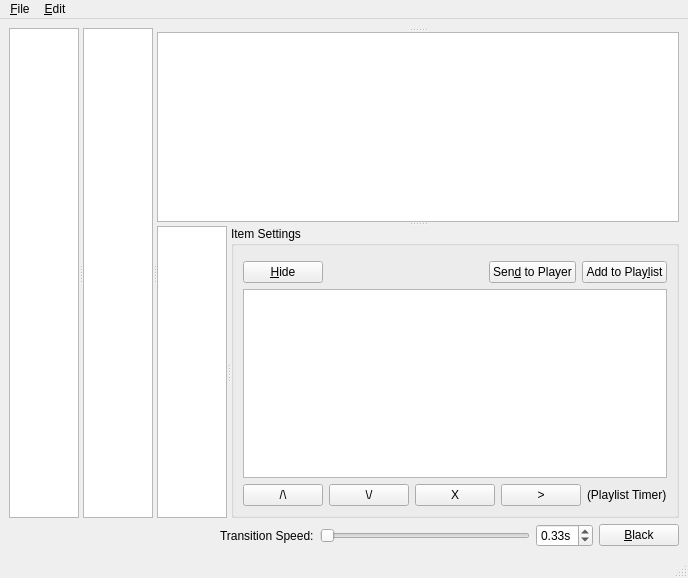
Before: the Qt Designer form src/glvidtex/DirectorWindow.ui in google-code-export/dviz, drawn with Qt 5.
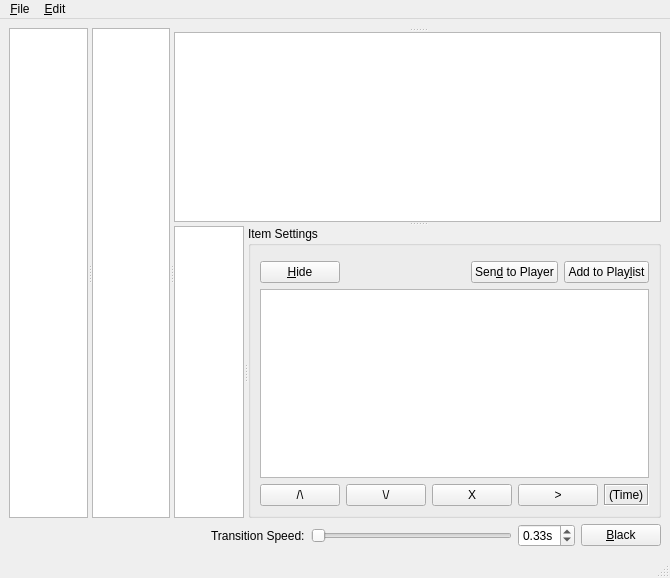
After: the same form once the commit is applied. Custom widgets are drawn as their Qt base class.

Commit message: Minor changes to DirectorWindow and assocated UI.

What changed in the file:
```diff
--- a/src/glvidtex/DirectorWindow.ui
+++ b/src/glvidtex/DirectorWindow.ui
@@ -174,11 +174,30 @@
                </item>
                <item>
                 <widget class="QLabel" name="timeLabel">
+                 <property name="frameShape">
+                  <enum>QFrame::Box</enum>
+                 </property>
+                 <property name="frameShadow">
+                  <enum>QFrame::Sunken</enum>
+                 </property>
                  <property name="text">
-                  <string>(Playlist Timer)</string>
+                  <string>(Time)</string>
                  </property>
                 </widget>
                </item>
+               <item>
+                <spacer name="horizontalSpacer_4">
+                 <property name="orientation">
+                  <enum>Qt::Horizontal</enum>
+                 </property>
+                 <property name="sizeHint" stdset="0">
+                  <size>
+                   <width>40</width>
+                   <height>20</height>
+                  </size>
+                 </property>
+                </spacer>
+               </item>
               </layout>
              </item>
             </layout>
```
The commit also changes 7 other files.
